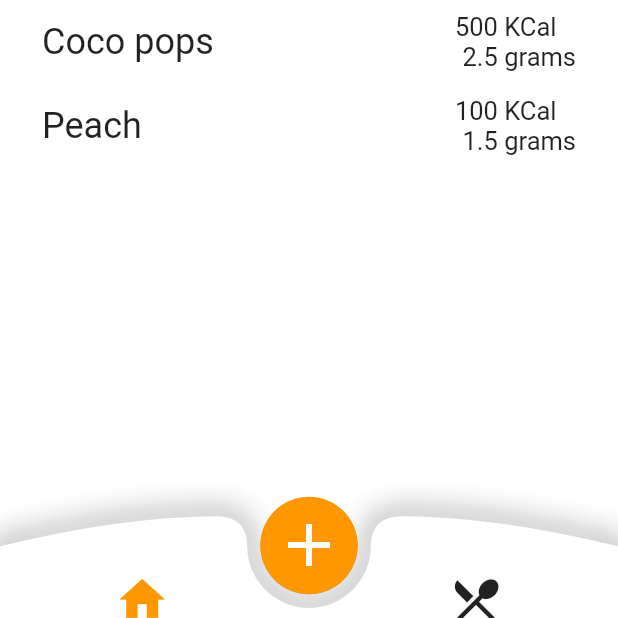
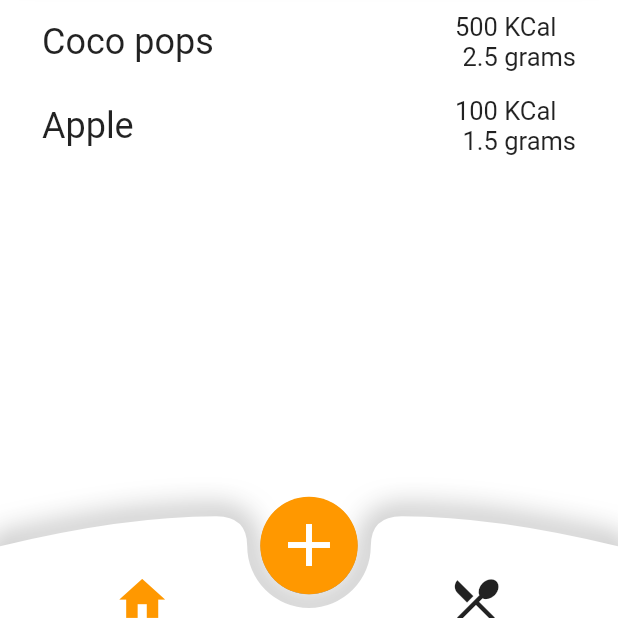
Before and after one commit to LaurenceM96/personal-nutrition-app, a Flutter app: the screen it shows after launch, on a phone screen of 412 x 824 dp, the part 555-1173 px from its top. Run offline on Flutter 3.47's test engine with Material 2 defaults, Android fonts, the phone set to English and light mode, and no system bars.

```diff
--- a/lib/main.dart
+++ b/lib/main.dart
@@ -30,8 +30,8 @@
   final title = 'Today\'s Nutrition';
   final textPlaceholder = '1254 Calories \n 54g Protein';
 
-  var consumedMeals = ['coco pops', 'peach'];
-  var meals = {'coco pops':'500,2.5', 'peach':'100,1.5'};
+  var consumedMeals = ['coco pops', 'apple'];
+  var meals = {'coco pops':'500,2.5', 'apple':'100,1.5'};
 
   @override
   Widget build(BuildContext context) {
```
